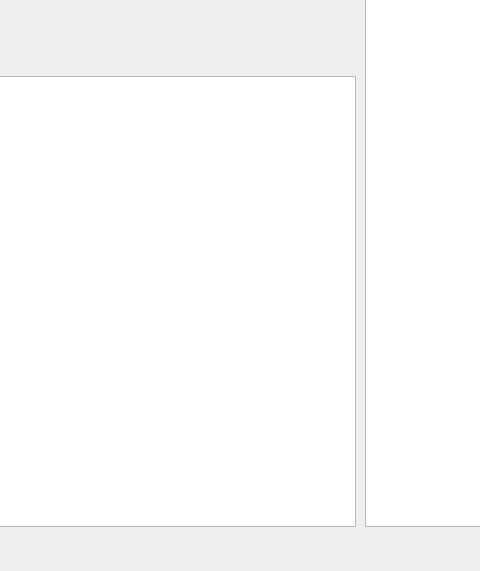
The window that src/GUI/VLQRISC.ui (jm0rt1/VLQRISC-Simulator) describes before a commit, drawn with Qt 5; both pictures show x 475 to 955 and y 84 to 655 of the 1256 by 655 pixel window.
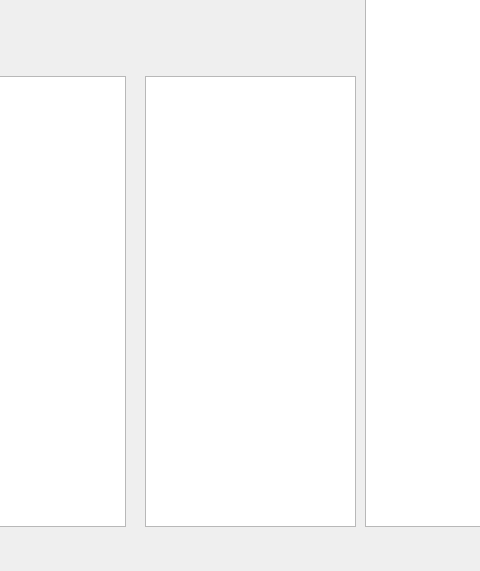
The same window after the commit.

```diff
--- a/src/GUI/VLQRISC.ui
+++ b/src/GUI/VLQRISC.ui
@@ -32,7 +32,7 @@
      <rect>
       <x>20</x>
       <y>160</y>
-      <width>811</width>
+      <width>581</width>
       <height>451</height>
      </rect>
     </property>
@@ -159,6 +159,16 @@
      <string>Memory</string>
     </property>
    </widget>
+   <widget class="QListWidget" name="instruction_history">
+    <property name="geometry">
+     <rect>
+      <x>620</x>
+      <y>160</y>
+      <width>211</width>
+      <height>451</height>
+     </rect>
+    </property>
+   </widget>
   </widget>
   <widget class="QMenuBar" name="menubar">
    <property name="geometry">
```
